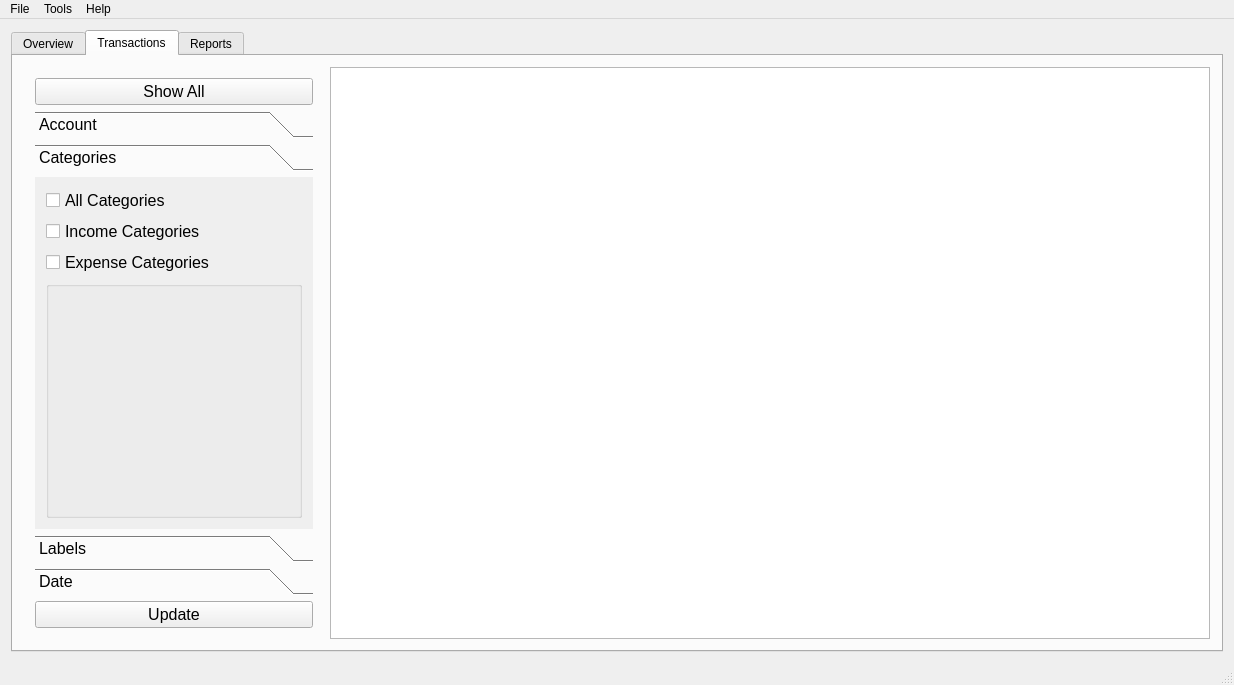
First picture: the form in transactionmanager.ui, repository tallest4eva/qt-TransactionManager, before the edit.
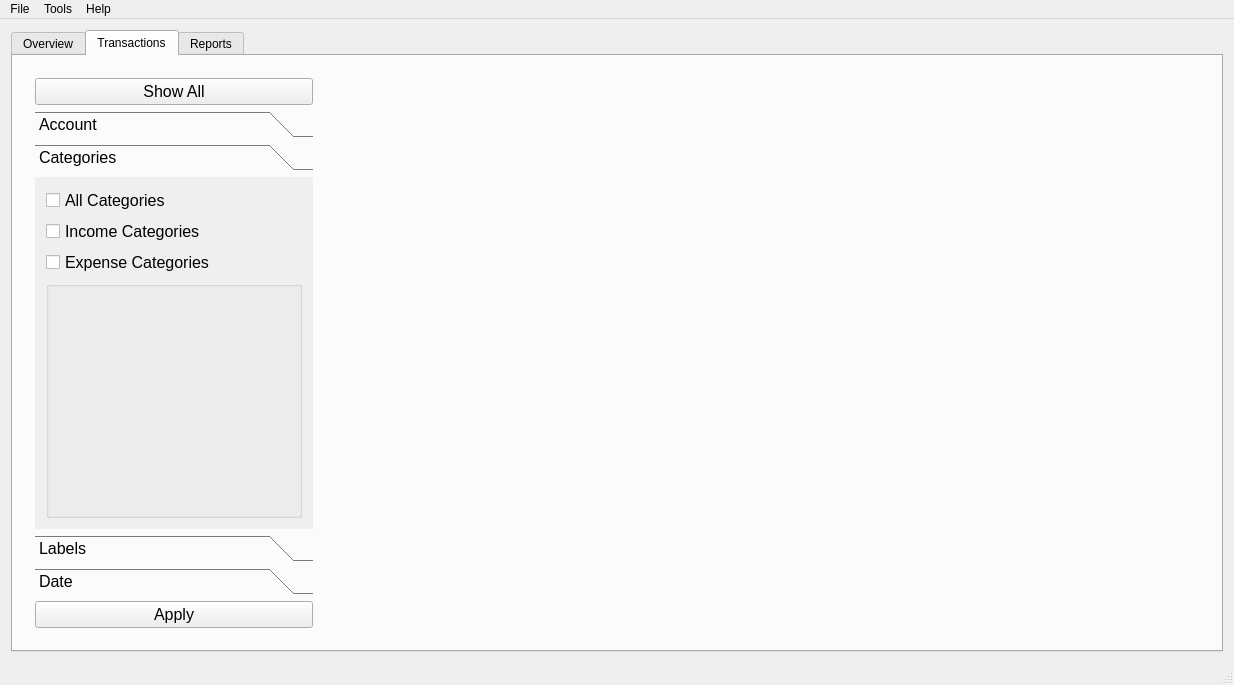
Second picture: the form after the edit. The open tabs and pages were chosen to show the change.

The edit to the form file:
```diff
--- a/transactionmanager.ui
+++ b/transactionmanager.ui
@@ -551,7 +551,7 @@
               </font>
              </property>
              <property name="text">
-              <string>Update</string>
+              <string>Apply</string>
              </property>
             </widget>
            </item>
@@ -559,36 +559,14 @@
          </widget>
         </item>
         <item>
-         <widget class="QTableView" name="transactionTableView">
-          <property name="font">
-           <font>
-            <pointsize>10</pointsize>
-           </font>
+         <widget class="QWidget" name="transactionListWidget" native="true">
+          <property name="sizePolicy">
+           <sizepolicy hsizetype="Expanding" vsizetype="Preferred">
+            <horstretch>0</horstretch>
+            <verstretch>0</verstretch>
+           </sizepolicy>
           </property>
-          <property name="editTriggers">
-           <set>QAbstractItemView::NoEditTriggers</set>
-          </property>
-          <property name="alternatingRowColors">
-           <bool>true</bool>
-          </property>
-          <property name="selectionMode">
-           <enum>QAbstractItemView::SingleSelection</enum>
-          </property>
-          <property name="selectionBehavior">
-           <enum>QAbstractItemView::SelectRows</enum>
-          </property>
-          <property name="gridStyle">
-           <enum>Qt::DashLine</enum>
-          </property>
-          <property name="wordWrap">
-           <bool>false</bool>
-          </property>
-          <attribute name="horizontalHeaderShowSortIndicator" stdset="0">
-           <bool>true</bool>
-          </attribute>
-          <attribute name="verticalHeaderVisible">
-           <bool>false</bool>
-          </attribute>
+          <layout class="QHBoxLayout" name="horizontalLayout_18"/>
          </widget>
         </item>
        </layout>
```
Left out of the diff: 12 changed lines with no effect on the pictures.
